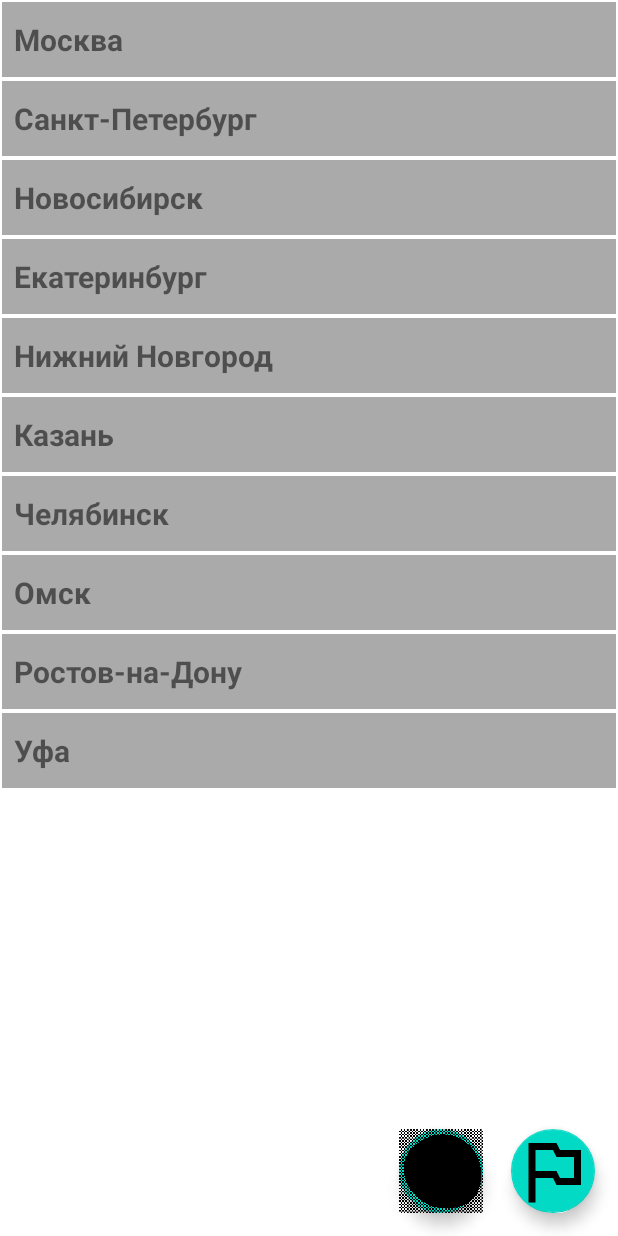
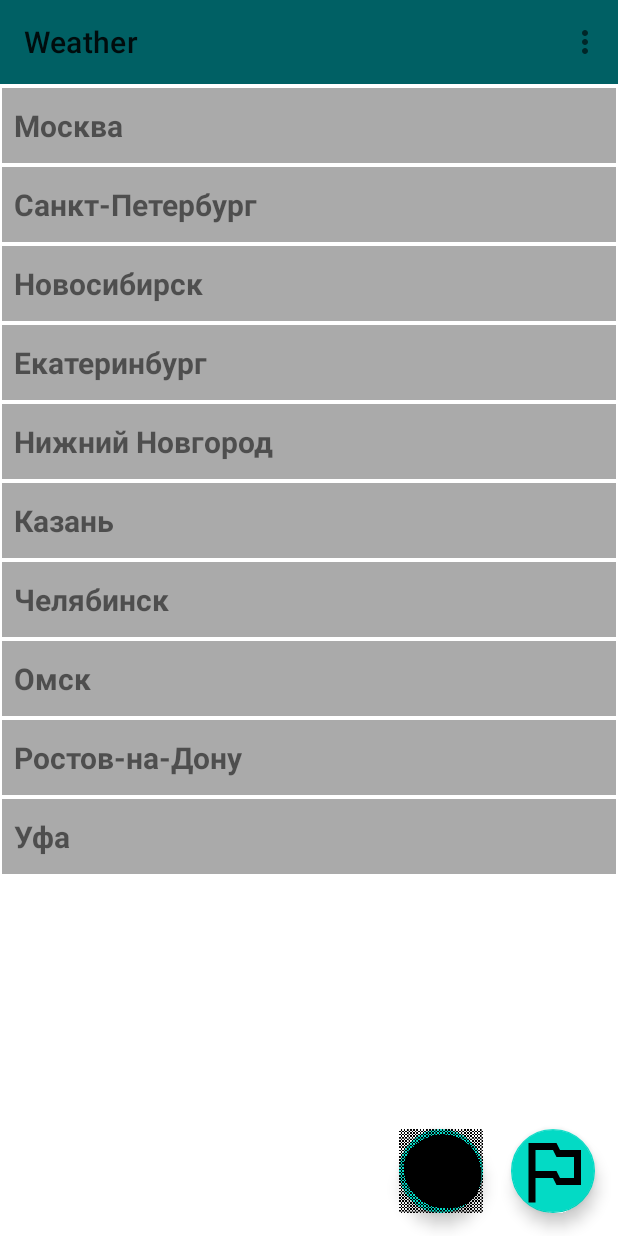
Before and after one commit to Chester095/Weather3, an Android app: the screen it shows after launch (MainActivity), on a phone screen of 412 x 824 dp. Run offline under Robolectric (Android 15) with nearby library versions, the phone set to English and light mode, and no system bars; our stand-ins replace Room's generated code.

Commit message:
Добавил меню сверху. Кнопка открытие истории работает

```diff
--- a/app/src/main/java/com/geekbrains/weather/view/main/MainFragment.kt
+++ b/app/src/main/java/com/geekbrains/weather/view/main/MainFragment.kt
@@ -2,17 +2,19 @@ package com.geekbrains.weather.view.main
 
 import android.content.Intent
 import android.os.Bundle
-import android.view.LayoutInflater
-import android.view.View
-import android.view.ViewGroup
+import android.util.Log
+import android.view.*
+import androidx.appcompat.app.AppCompatActivity
+import androidx.appcompat.widget.Toolbar
 import androidx.fragment.app.Fragment
 import androidx.lifecycle.ViewModelProvider
 import androidx.recyclerview.widget.LinearLayoutManager
 import com.geekbrains.weather.R
 import com.geekbrains.weather.databinding.MainFragmentBinding
+import com.geekbrains.weather.model.Weather
 import com.geekbrains.weather.view.HistoryActivity
-import com.geekbrains.weather.model.Weather
 import com.geekbrains.weather.view.details.DetailFragment
+import com.geekbrains.weather.view.details.SettingsFragment
 import com.geekbrains.weather.view.hide
 import com.geekbrains.weather.view.show
 import com.geekbrains.weather.view.showSnackBar
@@ -23,6 +25,7 @@ class MainFragment : Fragment() {
     // фабричный статический метод
     companion object {
         fun newInstance() = MainFragment()
+        const val TAG = "!!! MainFragment"
     }
 
     private var _binding: MainFragmentBinding? = null
@@ -39,15 +42,16 @@ class MainFragment : Fragment() {
         inflater: LayoutInflater, container: ViewGroup?,
         savedInstanceState: Bundle?
     ): View? {
+        setHasOptionsMenu(true)
         _binding = MainFragmentBinding.inflate(inflater, container, false)
         return binding.root
     }
 
     override fun onViewCreated(view: View, savedInstanceState: Bundle?) {
         super.onViewCreated(view, savedInstanceState)
+        initToolbar()
 
         // для работы RecycleView нужен адаптер, RecycleView и layoutManager
-        // TODO 8 урок 02:29:00 - 02:36:00  не работает. Чтото с потоками. НАдо отдельный запускать.
         binding.mainRecycleView.adapter = adapter
         binding.mainRecycleView.layoutManager = LinearLayoutManager(requireActivity())
 
@@ -96,6 +100,45 @@ class MainFragment : Fragment() {
         }
     }
 
+    /*** Чтобы наш активити узнал о существовании меню.
+     * Создание меню.
+     * Инфлейтор заходит в notes_list_menu, пройдётся по ней
+     * и для каждой создаст пункт меню и добавит в menu
+     * @param menu
+     * @param inflater
+     * @return
+     */
+    override fun onCreateOptionsMenu(menu: Menu, inflater: MenuInflater) {
+        Log.d(TAG, " onCreateOptionsMenu  $menu")
+        inflater.inflate(R.menu.menu_main, menu)
+        super.onCreateOptionsMenu(menu, inflater)
+    }
+
+    /*** Инициализация Toolbar
+     *
+     */
+    private fun initToolbar() {
+        val toolbar: Toolbar = requireView().findViewById(R.id.toolbar)
+        (activity as AppCompatActivity?)!!.setSupportActionBar(toolbar)
+    }
+
+    /***Реакция на нажатие кнопки меню.
+     * У нас есть элемент на который нажали. Проверяем тот ли это элемент.
+     * И выполняем openNoteScreen.
+     * @param item
+     * @return
+     */
+    override fun onOptionsItemSelected(item: MenuItem): Boolean {
+        if (item.itemId == R.id.action_settings) {
+            requireContext().startActivity(Intent(requireContext(), SettingsFragment::class.java))
+            return true
+        } else if (item.itemId == R.id.action_history) {
+            requireContext().startActivity(Intent(requireContext(), HistoryActivity::class.java))
+            return true
+        }
+
+        return super.onOptionsItemSelected(item)
+    }
 
     //метод реализует реакцию на различные состояния
     private fun render(state: AppState) {
--- a/app/src/main/res/layout/main_fragment.xml
+++ b/app/src/main/res/layout/main_fragment.xml
@@ -5,8 +5,16 @@
     android:layout_width="match_parent"
     android:layout_height="match_parent">
 
+    <androidx.appcompat.widget.Toolbar
+        android:id="@+id/toolbar"
+        app:title="@string/app_name"
+        android:background="@color/teal_900"
+        android:layout_width="match_parent"
+        android:layout_height="wrap_content"/>
+
     <androidx.recyclerview.widget.RecyclerView
         android:id="@+id/main_recycle_view"
+        android:layout_marginTop="57dp"
         android:layout_width="match_parent"
         android:layout_height="match_parent"
         app:layoutManager="androidx.recyclerview.widget.LinearLayoutManager"
```
